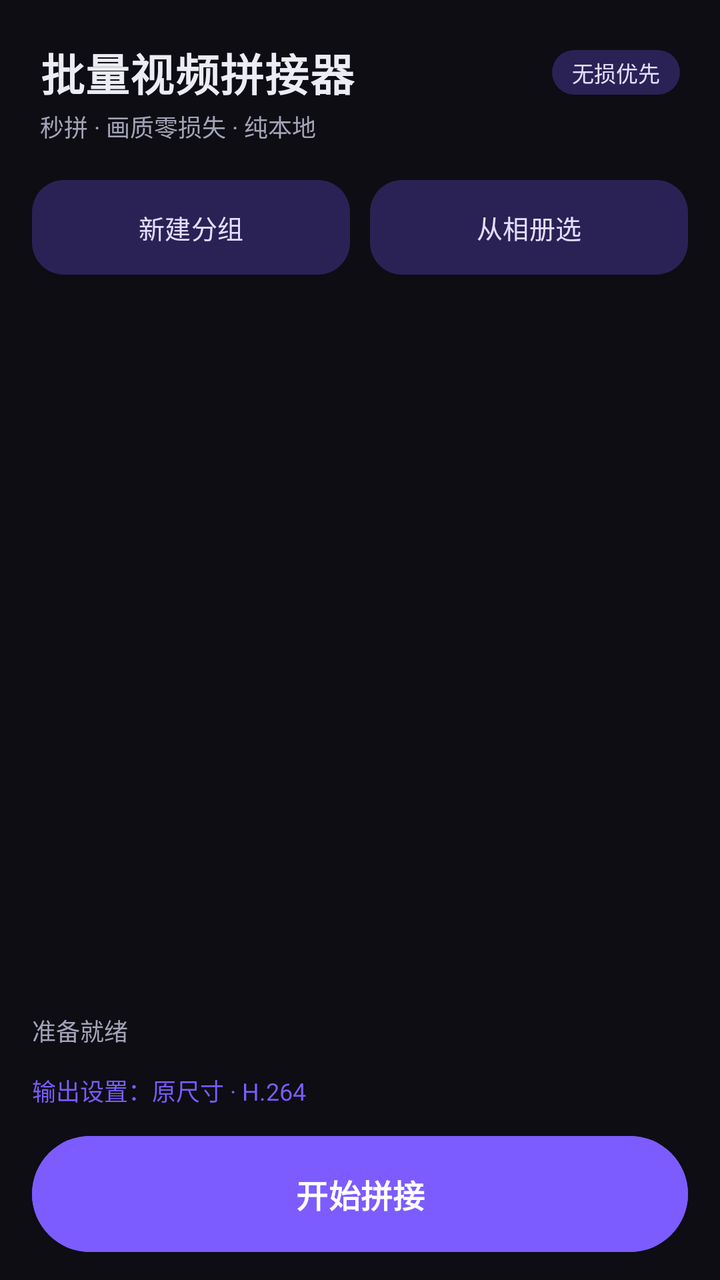
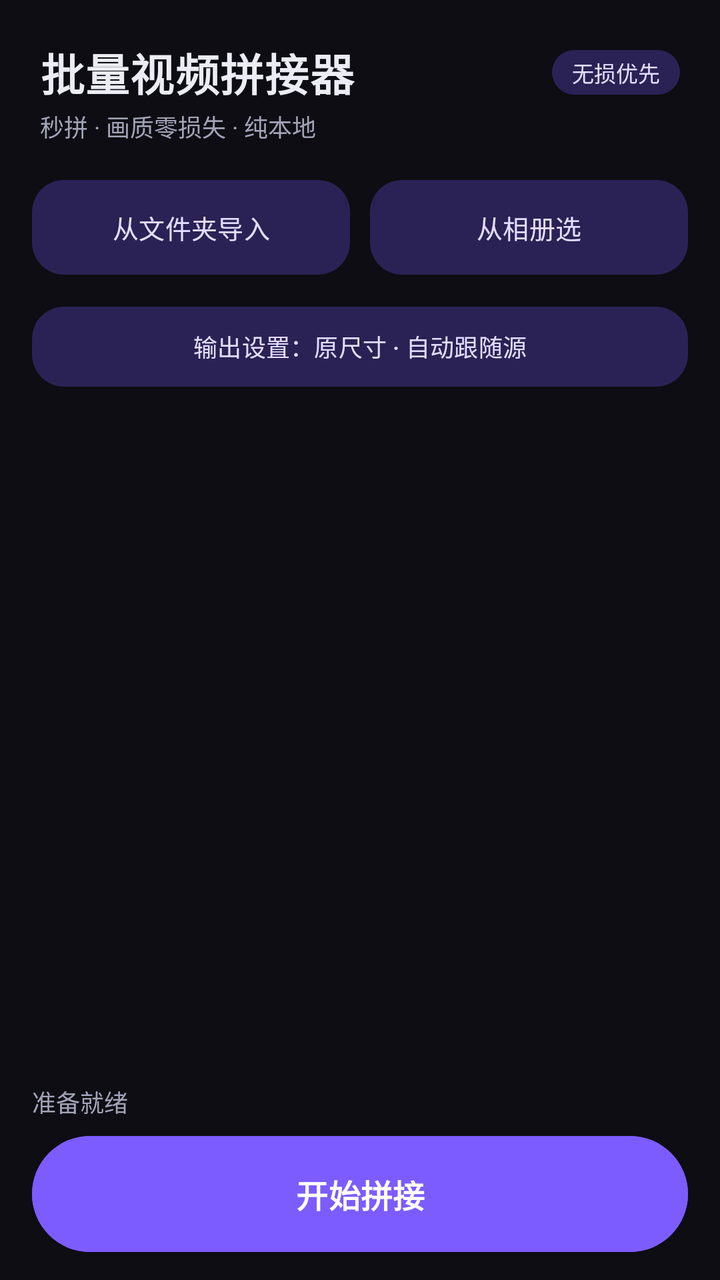

Before-and-after screenshots of an Android layout around one commit, followed by the original layout XML and the change that was made.
<!-- AndroidManifest.xml: application theme Theme.VideoStitcher -->
<!-- res/layout/activity_main.xml -->
<?xml version="1.0" encoding="utf-8"?>
<LinearLayout xmlns:android="http://schemas.android.com/apk/res/android"
    android:layout_width="match_parent"
    android:layout_height="match_parent"
    android:fitsSystemWindows="true"
    android:orientation="vertical">

    
    <LinearLayout
        android:layout_width="match_parent"
        android:layout_height="wrap_content"
        android:orientation="vertical"
        android:paddingLeft="20dp"
        android:paddingTop="20dp"
        android:paddingRight="20dp"
        android:paddingBottom="4dp">

        <LinearLayout
            android:layout_width="match_parent"
            android:layout_height="wrap_content"
            android:gravity="center_vertical"
            android:orientation="horizontal">

            <TextView
                android:layout_width="0dp"
                android:layout_height="wrap_content"
                android:layout_weight="1"
                android:letterSpacing="0.02"
                android:text="批量视频拼接器"
                android:textColor="@color/text_primary"
                android:textSize="22sp"
                android:textStyle="bold" />

            <TextView
                android:layout_width="wrap_content"
                android:layout_height="wrap_content"
                android:background="@drawable/pill_info"
                android:paddingLeft="10dp"
                android:paddingTop="3dp"
                android:paddingRight="10dp"
                android:paddingBottom="3dp"
                android:text="无损优先"
                android:textColor="@color/brand_on_primary_container"
                android:textSize="11sp" />
        </LinearLayout>

        <TextView
            android:layout_width="match_parent"
            android:layout_height="wrap_content"
            android:layout_marginTop="2dp"
            android:text="秒拼 · 画质零损失 · 纯本地"
            android:textColor="@color/text_secondary"
            android:textSize="12sp" />
    </LinearLayout>

    
    <LinearLayout
        android:layout_width="match_parent"
        android:layout_height="wrap_content"
        android:orientation="horizontal"
        android:paddingLeft="16dp"
        android:paddingTop="10dp"
        android:paddingRight="16dp">

        <com.google.android.material.button.MaterialButton
            android:id="@+id/btnNewGroup"
            style="@style/Widget.VideoStitcher.Entry"
            android:layout_width="0dp"
            android:layout_marginEnd="5dp"
            android:layout_weight="1"
            android:text="新建分组"
             />

        <com.google.android.material.button.MaterialButton
            android:id="@+id/btnAlbumPick"
            style="@style/Widget.VideoStitcher.Entry"
            android:layout_width="0dp"
            android:layout_marginStart="5dp"
            android:layout_weight="1"
            android:text="从相册选"
             />
    </LinearLayout>

    <ScrollView
        android:id="@+id/scrollGroups"
        android:layout_width="match_parent"
        android:layout_height="0dp"
        android:layout_weight="1"
        android:clipToPadding="false"
        android:fillViewport="true"
        android:paddingTop="6dp"
        android:scrollbars="none">

        <LinearLayout
            android:id="@+id/containerGroups"
            android:layout_width="match_parent"
            android:layout_height="wrap_content"
            android:orientation="vertical"
            android:paddingBottom="8dp" />
    </ScrollView>

    <TextView
        android:id="@+id/tvEmpty"
        android:layout_width="match_parent"
        android:layout_height="0dp"
        android:layout_weight="1"
        android:gravity="center"
        android:lineSpacingExtra="6dp"
        android:padding="32dp"
        android:text="还没有分组\n\n从相册选几个视频，自动组成一组\n或导入文件夹，每个子文件夹一组"
        android:textColor="@color/text_secondary"
        android:textSize="14sp"
        android:visibility="gone" />

    
    <LinearLayout
        android:layout_width="match_parent"
        android:layout_height="wrap_content"
        android:orientation="vertical"
        android:paddingLeft="16dp"
        android:paddingTop="10dp"
        android:paddingRight="16dp"
        android:paddingBottom="14dp">

        <ProgressBar
            android:id="@+id/pbOverall"
            style="?android:attr/progressBarStyleHorizontal"
            android:layout_width="match_parent"
            android:layout_height="wrap_content"
            android:indeterminate="true"
            android:progressDrawable="@drawable/progress_thin"
            android:visibility="gone" />

        <TextView
            android:id="@+id/tvStatus"
            android:layout_width="match_parent"
            android:layout_height="wrap_content"
            android:layout_marginTop="4dp"
            android:minHeight="18dp"
            android:text="准备就绪"
            android:textColor="@color/text_secondary"
            android:textSize="12sp" />

        
        <TextView
            android:id="@+id/btnOutputSettings"
            android:layout_width="match_parent"
            android:layout_height="wrap_content"
            android:layout_marginTop="6dp"
            android:paddingTop="6dp"
            android:paddingBottom="6dp"
            android:text="输出设置：原尺寸 · H.264"
            android:textColor="@color/brand_primary"
            android:textSize="12sp" />

        <com.google.android.material.button.MaterialButton
            android:id="@+id/btnStart"
            android:layout_width="match_parent"
            android:layout_height="58dp"
            android:layout_marginTop="8dp"
            android:backgroundTint="@color/brand_primary"
            android:insetTop="0dp"
            android:insetBottom="0dp"
            android:text="开始拼接"
            android:textColor="@color/brand_on_primary"
            android:textSize="16sp"
            android:textStyle="bold"
             />

        <com.google.android.material.button.MaterialButton
            android:id="@+id/btnOpenOutput"
            style="@style/Widget.Material3.Button.OutlinedButton"
            android:layout_width="match_parent"
            android:layout_height="48dp"
            android:layout_marginTop="8dp"
            android:text="打开相册查看成品"
            android:textSize="13sp"
            android:visibility="gone"
            
             />
    </LinearLayout>
</LinearLayout>
<!-- resources referenced by this layout -->
<resources>
  <color name="brand_on_primary">#FFFFFF</color>
  <color name="brand_on_primary_container">#E4DDFF</color>
  <color name="brand_primary">#7C5CFF</color>
  <color name="text_primary">#ECECF4</color>
  <color name="text_secondary">#A3A3B8</color>
  <!-- drawable pill_info (drawable) -->
  <?xml version="1.0" encoding="utf-8"?>
  <shape xmlns:android="http://schemas.android.com/apk/res/android" android:shape="rectangle">
      <solid android:color="@color/brand_primary_container" />
      <corners android:radius="999dp" />
  </shape>
  <!-- drawable progress_thin (drawable) -->
  <?xml version="1.0" encoding="utf-8"?>
  <layer-list xmlns:android="http://schemas.android.com/apk/res/android">
      <item android:id="@android:id/background">
          <shape android:shape="rectangle">
              <solid android:color="@color/outline_subtle" />
              <corners android:radius="3dp" />
          </shape>
      </item>
      <item android:id="@android:id/progress">
          <clip>
              <shape android:shape="rectangle">
                  <solid android:color="@color/brand_primary" />
                  <corners android:radius="3dp" />
              </shape>
          </clip>
      </item>
  </layer-list>
  <style name="Widget.VideoStitcher.Entry" parent="Widget.Material3.Button.TonalButton">
          <item name="backgroundTint">@color/brand_primary_container</item>
          <item name="android:textColor">@color/brand_on_primary_container</item>
          <item name="android:textSize">13sp</item>
          <item name="android:layout_height">wrap_content</item>
          <item name="cornerRadius">16dp</item>
          <item name="android:paddingTop">14dp</item>
          <item name="android:paddingBottom">14dp</item>
          <item name="android:textSize">12sp</item>
          <item name="iconGravity">textStart</item>
          <item name="iconPadding">6dp</item>
          <item name="iconSize">18dp</item>
      </style>
  <color name="brand_primary_container">#2A2255</color>
  <color name="outline_subtle">#2A2A3A</color>
  <color name="accent_gold">#FFC24B</color>
  <color name="danger">#FF5A6E</color>
  <color name="danger_container">#3A1B22</color>
  <color name="bg_root">#0D0D13</color>
  <color name="bg_surface">#15151E</color>
  <color name="bg_surface_2">#1C1C28</color>
  <style name="Widget.VideoStitcher.Card" parent="Widget.Material3.CardView.Elevated">
          <item name="cardBackgroundColor">@color/bg_surface</item>
          <item name="cardCornerRadius">18dp</item>
          <item name="cardElevation">0dp</item>
          <item name="strokeColor">@color/outline_subtle</item>
          <item name="strokeWidth">1dp</item>
      </style>
</resources>

<!-- the commit's change to res/layout/activity_main.xml (unified diff, before → after) -->
@@ -68,7 +68,7 @@
             android:layout_width="0dp"
             android:layout_marginEnd="5dp"
             android:layout_weight="1"
-            android:text="新建分组"
+            android:text="从文件夹导入"
              />
 
         <com.google.android.material.button.MaterialButton
@@ -80,6 +80,20 @@
             android:text="从相册选"
              />
     </LinearLayout>
+
+    
+    <com.google.android.material.button.MaterialButton
+        android:id="@+id/btnOutputSettings"
+        style="@style/Widget.VideoStitcher.Entry"
+        android:layout_width="match_parent"
+        android:layout_height="wrap_content"
+        android:layout_marginLeft="16dp"
+        android:layout_marginTop="8dp"
+        android:layout_marginRight="16dp"
+        android:paddingTop="10dp"
+        android:paddingBottom="10dp"
+        android:text="输出设置：原尺寸 · 自动跟随源"
+        android:textSize="12sp" />
 
     <ScrollView
         android:id="@+id/scrollGroups"
@@ -107,7 +121,7 @@
         android:gravity="center"
         android:lineSpacingExtra="6dp"
         android:padding="32dp"
-        android:text="还没有分组\n\n从相册选几个视频，自动组成一组\n或导入文件夹，每个子文件夹一组"
+        android:text="还没有分组\n\n从文件夹导入一组视频\n或从相册挑选视频新建分组"
         android:textColor="@color/text_secondary"
         android:textSize="14sp"
         android:visibility="gone" />
@@ -141,18 +155,6 @@
             android:textColor="@color/text_secondary"
             android:textSize="12sp" />
 
-        
-        <TextView
-            android:id="@+id/btnOutputSettings"
-            android:layout_width="match_parent"
-            android:layout_height="wrap_content"
-            android:layout_marginTop="6dp"
-            android:paddingTop="6dp"
-            android:paddingBottom="6dp"
-            android:text="输出设置：原尺寸 · H.264"
-            android:textColor="@color/brand_primary"
-            android:textSize="12sp" />
-
         <com.google.android.material.button.MaterialButton
             android:id="@+id/btnStart"
             android:layout_width="match_parent"
